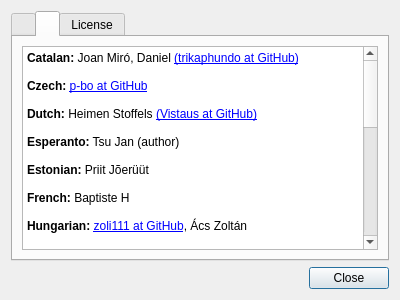
This is about.ui in tsujan/Arqiver as Qt 5 draws it before an edit. The edited form follows.
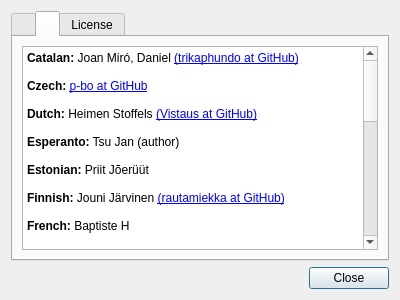
This is the edited form. The open tabs and pages were chosen to show the change.

What changed in the file:
```diff
--- a/about.ui
+++ b/about.ui
@@ -107,12 +107,16 @@
 &lt;p style=&quot;-qt-paragraph-type:empty; margin-top:0px; margin-bottom:0px; margin-left:0px; margin-right:0px; -qt-block-indent:0; text-indent:0px;&quot;&gt;&lt;br /&gt;&lt;/p&gt;
 &lt;p style=&quot; margin-top:0px; margin-bottom:0px; margin-left:0px; margin-right:0px; -qt-block-indent:0; text-indent:0px;&quot;&gt;&lt;span style=&quot; font-weight:600;&quot;&gt;Estonian:&lt;/span&gt; Priit Jõerüüt&lt;/p&gt;
 &lt;p style=&quot;-qt-paragraph-type:empty; margin-top:0px; margin-bottom:0px; margin-left:0px; margin-right:0px; -qt-block-indent:0; text-indent:0px;&quot;&gt;&lt;br /&gt;&lt;/p&gt;
+&lt;p style=&quot; margin-top:0px; margin-bottom:0px; margin-left:0px; margin-right:0px; -qt-block-indent:0; text-indent:0px;&quot;&gt;&lt;span style=&quot; font-weight:600;&quot;&gt;Finnish:&lt;/span&gt; Jouni Järvinen &lt;a href=&quot;https://github.com/rautamiekka&quot;&gt;(rautamiekka at GitHub)&lt;/a&gt;&lt;/p&gt;
+&lt;p style=&quot;-qt-paragraph-type:empty; margin-top:0px; margin-bottom:0px; margin-left:0px; margin-right:0px; -qt-block-indent:0; text-indent:0px;&quot;&gt;&lt;br /&gt;&lt;/p&gt;
 &lt;p style=&quot; margin-top:0px; margin-bottom:0px; margin-left:0px; margin-right:0px; -qt-block-indent:0; text-indent:0px;&quot;&gt;&lt;span style=&quot; font-weight:600;&quot;&gt;French:&lt;/span&gt; Baptiste H&lt;/p&gt;
 &lt;p style=&quot;-qt-paragraph-type:empty; margin-top:0px; margin-bottom:0px; margin-left:0px; margin-right:0px; -qt-block-indent:0; text-indent:0px;&quot;&gt;&lt;br /&gt;&lt;/p&gt;
-&lt;p style=&quot; margin-top:0px; margin-bottom:0px; margin-left:0px; margin-right:0px; -qt-block-indent:0; text-indent:0px;&quot;&gt;&lt;span style=&quot; font-weight:600;&quot;&gt;Hungarian:&lt;/span&gt; &lt;a href=&quot;https://github.com/zoli111&quot;&gt;zoli111 at GitHub&lt;/a&gt;, Ács Zoltán&lt;/p&gt;
+&lt;p style=&quot; margin-top:0px; margin-bottom:0px; margin-left:0px; margin-right:0px; -qt-block-indent:0; text-indent:0px;&quot;&gt;&lt;span style=&quot; font-weight:600;&quot;&gt;Hebrew:&lt;/span&gt;  Yaron Shahrabani &lt;a href=&quot;https://github.com/yarons&quot;&gt;(yarons at GitHub)&lt;/a&gt;&lt;/p&gt;
 &lt;p style=&quot;-qt-paragraph-type:empty; margin-top:0px; margin-bottom:0px; margin-left:0px; margin-right:0px; -qt-block-indent:0; text-indent:0px;&quot;&gt;&lt;br /&gt;&lt;/p&gt;
 &lt;p style=&quot; margin-top:0px; margin-bottom:0px; margin-left:0px; margin-right:0px; -qt-block-indent:0; text-indent:0px;&quot;&gt;&lt;span style=&quot; font-weight:600;&quot;&gt;Hindi:&lt;/span&gt; &lt;a href=&quot;https://github.com/bashishtha&quot;&gt;bashishtha at GitHub&lt;/a&gt;&lt;/p&gt;
 &lt;p style=&quot;-qt-paragraph-type:empty; margin-top:0px; margin-bottom:0px; margin-left:0px; margin-right:0px; -qt-block-indent:0; text-indent:0px;&quot;&gt;&lt;br /&gt;&lt;/p&gt;
+&lt;p style=&quot; margin-top:0px; margin-bottom:0px; margin-left:0px; margin-right:0px; -qt-block-indent:0; text-indent:0px;&quot;&gt;&lt;span style=&quot; font-weight:600;&quot;&gt;Hungarian:&lt;/span&gt; &lt;a href=&quot;https://github.com/zoli111&quot;&gt;zoli111 at GitHub&lt;/a&gt;, Ács Zoltán&lt;/p&gt;
+&lt;p style=&quot;-qt-paragraph-type:empty; margin-top:0px; margin-bottom:0px; margin-left:0px; margin-right:0px; -qt-block-indent:0; text-indent:0px;&quot;&gt;&lt;br /&gt;&lt;/p&gt;
 &lt;p style=&quot; margin-top:0px; margin-bottom:0px; margin-left:0px; margin-right:0px; -qt-block-indent:0; text-indent:0px;&quot;&gt;&lt;span style=&quot; font-weight:600;&quot;&gt;Italian:&lt;/span&gt; &lt;a href=&quot;https://github.com/redtide&quot;&gt;redtide at GitHub&lt;/a&gt;, &lt;a href=&quot;https://github.com/stefonarch&quot;&gt;stefonarch at GitHub&lt;/a&gt;&lt;/p&gt;
 &lt;p style=&quot;-qt-paragraph-type:empty; margin-top:0px; margin-bottom:0px; margin-left:0px; margin-right:0px; -qt-block-indent:0; text-indent:0px;&quot;&gt;&lt;br /&gt;&lt;/p&gt;
 &lt;p style=&quot; margin-top:0px; margin-bottom:0px; margin-left:0px; margin-right:0px; -qt-block-indent:0; text-indent:0px;&quot;&gt;&lt;span style=&quot; font-weight:600;&quot;&gt;Lithuanian:&lt;/span&gt; &lt;a href=&quot;https://github.com/welaq&quot;&gt;welaq at GitHub&lt;/a&gt;
```
